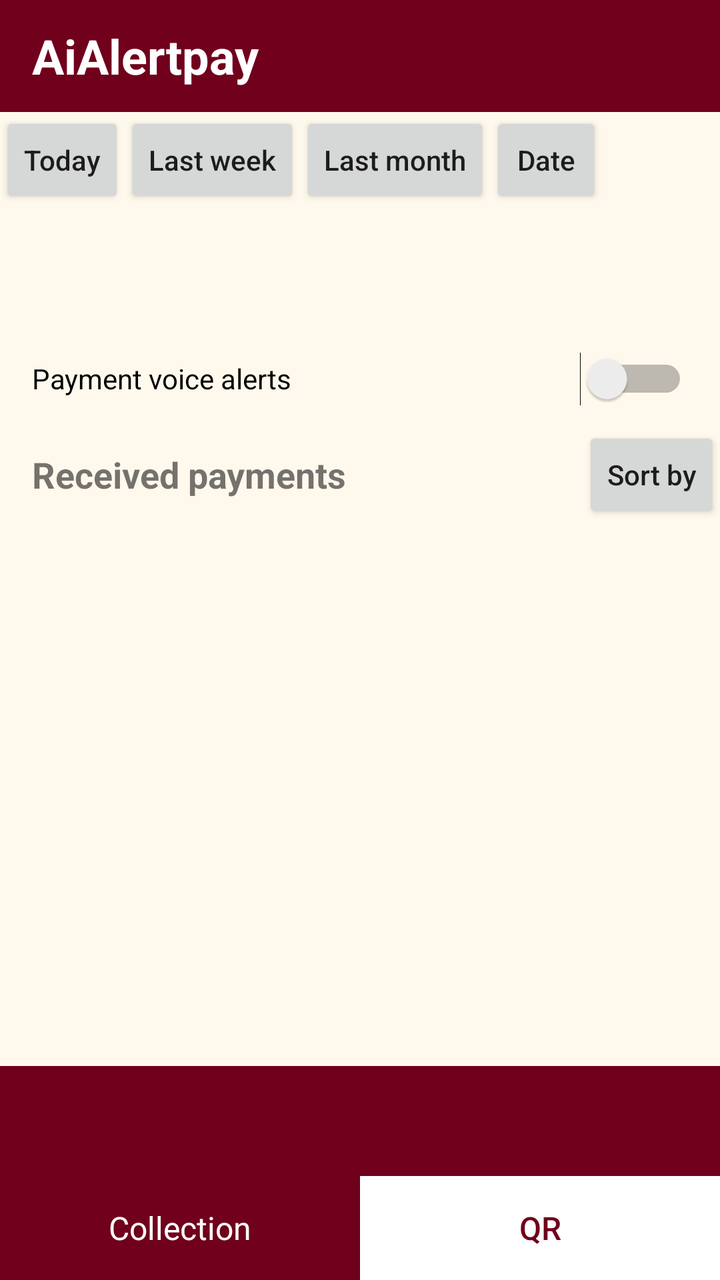
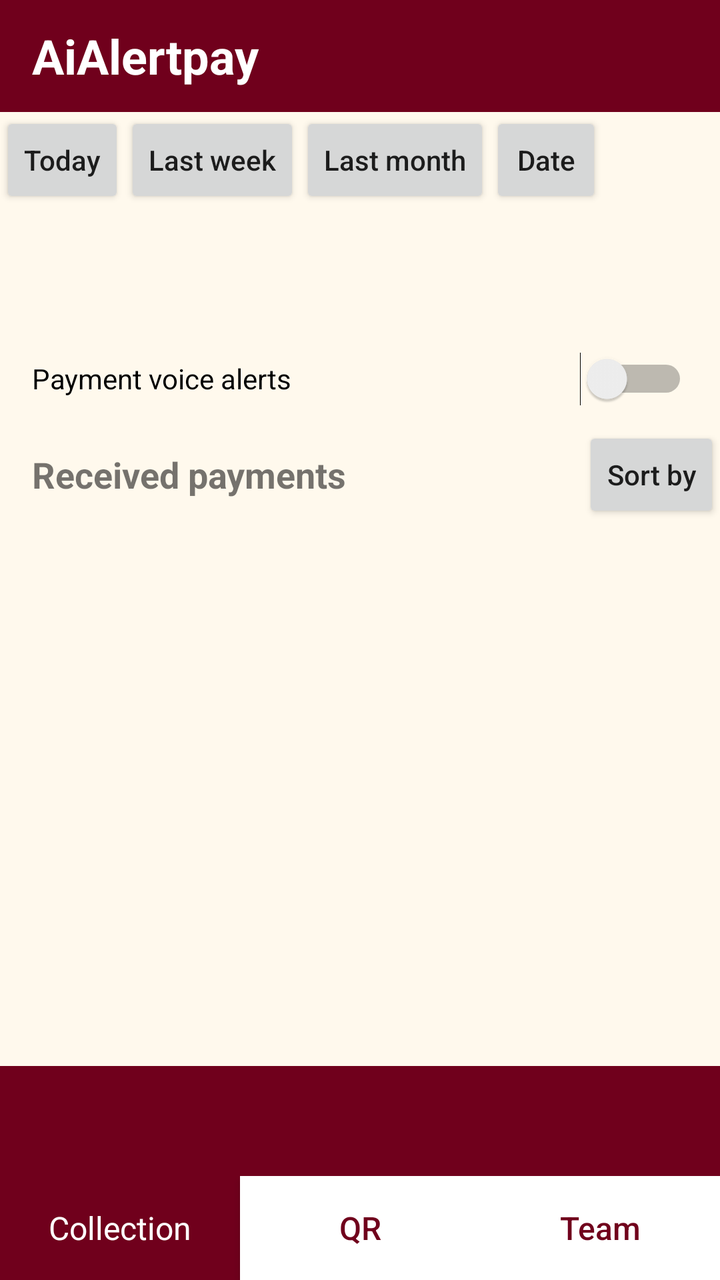

Screens rendered from an Android XML layout before and after an edit, with the pre-edit source and the edit as a unified diff.
<!-- AndroidManifest.xml: application theme android:Theme.Material.Light.NoActionBar -->
<!-- res/layout/home.xml -->
<LinearLayout xmlns:android="http://schemas.android.com/apk/res/android" android:layout_width="match_parent" android:layout_height="match_parent" android:fitsSystemWindows="true" android:orientation="vertical" android:background="#FFF9ED">
    <TextView android:layout_width="match_parent" android:layout_height="56dp" android:gravity="center_vertical" android:paddingHorizontal="16dp" android:text="AiAlertpay" android:background="#70001C" android:textColor="#FFFFFF" android:textSize="24sp" android:textStyle="bold"/>
    <HorizontalScrollView android:layout_width="match_parent" android:layout_height="wrap_content" android:scrollbars="none">
        <LinearLayout android:layout_width="wrap_content" android:layout_height="wrap_content" android:orientation="horizontal">
            <Button android:id="@+id/today" android:layout_width="wrap_content" android:layout_height="48dp" android:text="Today" android:textAllCaps="false" android:minWidth="56dp"/>
            <Button android:id="@+id/week" android:layout_width="wrap_content" android:layout_height="48dp" android:text="Last week" android:textAllCaps="false" android:minWidth="56dp"/>
            <Button android:id="@+id/month" android:layout_width="wrap_content" android:layout_height="48dp" android:text="Last month" android:textAllCaps="false" android:minWidth="56dp"/>
            <Button android:id="@+id/day" android:layout_width="wrap_content" android:layout_height="48dp" android:text="Date" android:textAllCaps="false" android:minWidth="56dp"/>
        </LinearLayout>
    </HorizontalScrollView>
    <TextView android:id="@+id/collection" android:layout_width="match_parent" android:layout_height="wrap_content" android:gravity="center" android:padding="16dp" android:textSize="22sp" android:textStyle="bold" android:textColor="#70001C"/>
    <Switch android:id="@+id/voice_on" android:layout_width="match_parent" android:layout_height="wrap_content" android:minHeight="48dp" android:paddingHorizontal="16dp" android:text="Payment voice alerts"/>
    <LinearLayout android:layout_width="match_parent" android:layout_height="wrap_content" android:gravity="center_vertical">
        <TextView android:layout_width="0dp" android:layout_weight="1" android:layout_height="wrap_content" android:paddingStart="16dp" android:text="Received payments" android:textStyle="bold" android:textSize="18sp"/>
        <Button android:id="@+id/sort" android:layout_width="wrap_content" android:layout_height="48dp" android:text="Sort by" android:textAllCaps="false" android:minWidth="56dp"/>
    </LinearLayout>
    <ListView android:id="@+id/payments" android:layout_width="match_parent" android:layout_height="0dp" android:layout_weight="1"/>
    <TextView android:id="@+id/total" android:layout_width="match_parent" android:layout_height="wrap_content" android:padding="14dp" android:background="#70001C" android:textColor="#FFFFFF" android:textSize="20sp" android:textStyle="bold"/>
<LinearLayout android:layout_width="match_parent" android:layout_height="wrap_content" android:orientation="horizontal"><TextView android:layout_width="0dp" android:layout_height="52dp" android:layout_weight="1" android:gravity="center" android:text="Collection" android:textAllCaps="false" android:textSize="16sp" android:textColor="#FFFFFF" android:background="#70001C"/>
<Button android:layout_width="0dp" android:layout_height="52dp" android:layout_weight="1" android:gravity="center" android:text="QR" android:textAllCaps="false" android:textSize="16sp" android:id="@+id/open_qr" android:textColor="#70001C" android:background="#FFFFFF"/></LinearLayout>
</LinearLayout>
<!-- resources referenced by this layout -->
<resources>

</resources>

<!-- the commit's change to res/layout/home.xml (unified diff, before → after) -->
@@ -17,5 +17,5 @@
     <ListView android:id="@+id/payments" android:layout_width="match_parent" android:layout_height="0dp" android:layout_weight="1"/>
     <TextView android:id="@+id/total" android:layout_width="match_parent" android:layout_height="wrap_content" android:padding="14dp" android:background="#70001C" android:textColor="#FFFFFF" android:textSize="20sp" android:textStyle="bold"/>
 <LinearLayout android:layout_width="match_parent" android:layout_height="wrap_content" android:orientation="horizontal"><TextView android:layout_width="0dp" android:layout_height="52dp" android:layout_weight="1" android:gravity="center" android:text="Collection" android:textAllCaps="false" android:textSize="16sp" android:textColor="#FFFFFF" android:background="#70001C"/>
-<Button android:layout_width="0dp" android:layout_height="52dp" android:layout_weight="1" android:gravity="center" android:text="QR" android:textAllCaps="false" android:textSize="16sp" android:id="@+id/open_qr" android:textColor="#70001C" android:background="#FFFFFF"/></LinearLayout>
+<Button android:layout_width="0dp" android:layout_height="52dp" android:layout_weight="1" android:gravity="center" android:text="QR" android:textAllCaps="false" android:textSize="16sp" android:id="@+id/open_qr" android:textColor="#70001C" android:background="#FFFFFF"/><Button android:layout_width="0dp" android:layout_height="52dp" android:layout_weight="1" android:gravity="center" android:textAllCaps="false" android:textSize="16sp" android:id="@+id/open_team" android:text="Team" android:textColor="#70001C" android:background="#FFFFFF"/></LinearLayout>
 </LinearLayout>
